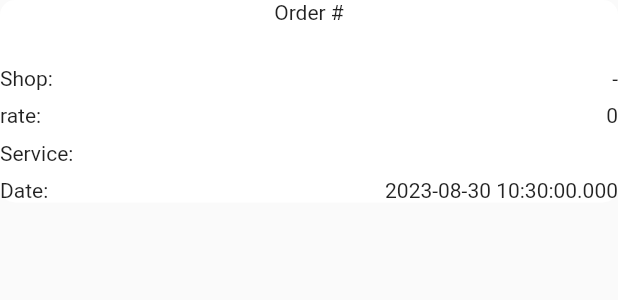
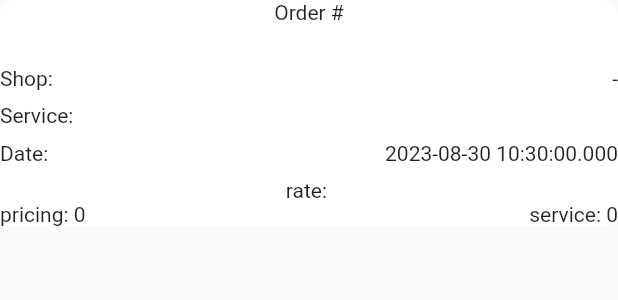
Before and after one commit to yamaad/MBS-mobile-app, a Flutter app: the ShowOrderState widget shown alone on an empty page, opened directly with empty values, on a phone screen of 412 x 824 dp. Shown: the top 300 px of the screen. Run offline on Flutter 3.47's test engine with Material 2 defaults, Android fonts, the light colour scheme and no system bars; our stand-ins replace cloud_firestore, firebase_auth, firebase_core, flutter_dotenv, flutter_rating_bar, flutter_spinkit and 4 more; missing offline and left inert: flutter_stripe, google_maps_webservice; accounts and stored records are empty.

Commit message:
rate order

```diff
--- a/lib/models/orderInfo.dart
+++ b/lib/models/orderInfo.dart
@@ -14,7 +14,8 @@ class OrderInfo {
   String motorcycleType;
   String serviceRequired;
   LatLng location;
-  num? rating;
+  num? pricingRating;
+  num? serviceRating;
   DateTime creationTime;
 
   OrderInfo({
@@ -30,7 +31,8 @@ class OrderInfo {
     required this.motorcycleType,
     required this.serviceRequired,
     required this.location,
-    this.rating,
+    this.pricingRating,
+    this.serviceRating,
     required this.creationTime,
   });
 
@@ -52,7 +54,12 @@ class OrderInfo {
       motorcycleType: map['motorcycleType'],
       serviceRequired: map['serviceRequired'],
       location: LatLng(latitude, longitude),
-      rating: map.containsKey('rating') ? map['rating'] as num? : null,
+      pricingRating: map.containsKey('pricingRating')
+          ? map['pricingRating'] as num?
+          : null,
+      serviceRating: map.containsKey('serviceRating')
+          ? map['serviceRating'] as num?
+          : null,
       creationTime: timestamp.toDate(),
     );
   }
--- a/lib/screens/customer/showOrderState.dart
+++ b/lib/screens/customer/showOrderState.dart
@@ -1,4 +1,5 @@
 import 'package:flutter/material.dart';
+import 'package:flutter_rating_bar/flutter_rating_bar.dart';
 import 'package:google_maps_flutter/google_maps_flutter.dart';
 import 'package:mbs_fyp/components/reportDialog.dart';
 import 'package:mbs_fyp/models/orderInfo.dart';
@@ -22,6 +23,9 @@ class _ShowOrderStateState extends State<ShowOrderState> {
   final auth = AuthSevrices();
   String shopName = '-';
   LatLng shopLocation = LatLng(0, 0);
+  num pricingRate = 0;
+  num serviceRate = 0;
+
 
   void initState() {
     super.initState();
@@ -152,16 +156,7 @@ class _ShowOrderStateState extends State<ShowOrderState> {
                     Text(shopName),
                   ],
                 ),
-                SizedBox(height: 9.0),
-                Row(
-                  children: [
-                    Text("rate: "),
-                    Spacer(),
-                    Text(widget.order.rating == null
-                        ? "-"
-                        : widget.order.rating.toString()),
-                  ],
-                ),
+
                 SizedBox(height: 9.0),
                 Row(
                   children: [
@@ -176,6 +171,23 @@ class _ShowOrderStateState extends State<ShowOrderState> {
                     Text("Date: "),
                     Spacer(),
                     Text(widget.order.creationTime.toString()),
+                  ],
+                ),
+                SizedBox(height: 9.0),
+                Column(
+                  children: [
+                    Text("rate: "),
+                    Row(
+                      children: [
+                        if (widget.order.pricingRating != null)
+                          Text("pricing: " +
+                              widget.order.pricingRating.toString()),
+                        Spacer(),
+                        if (widget.order.serviceRating != null)
+                          Text("service: " +
+                              widget.order.serviceRating.toString()),
+                      ],
+                    ),
                   ],
                 ),
                 if (widget.order.status == "pending")
@@ -201,6 +213,77 @@ class _ShowOrderStateState extends State<ShowOrderState> {
                         ),
                       ),
                     ],
+                  ),
+                if (widget.order.status == "completed" &&
+                    widget.order.pricingRating == null)
+                  Column(
+                    children: [
+                      SizedBox(height: 10),
+                      Text("Rate the pricing:"),
+                      RatingBar.builder(
+                        initialRating: 0,
+                        minRating: 1,
+                        direction: Axis.horizontal,
+                        allowHalfRating: true,
+                        itemCount: 5,
+                        itemPadding: EdgeInsets.symmetric(horizontal: 4.0),
+                        itemBuilder: (context, _) => Icon(
+                          Icons.star,
+                          color: Colors.amber,
+                        ),
+                        onRatingUpdate: (rating) {
+                          if (mounted) {
+                            setState(() {
+                              pricingRate = rating;
+                            });
+                          }
+                        },
+                      ),
+                      SizedBox(height: 10),
+                      Text("Rate the the service provided:"),
+                      SizedBox(width: 10),
+                      RatingBar.builder(
+                        initialRating: 0,
+                        minRating: 1,
+                        direction: Axis.horizontal,
+                        allowHalfRating: true,
+                        itemCount: 5,
+                        itemPadding: EdgeInsets.symmetric(horizontal: 4.0),
+                        itemBuilder: (context, _) => Icon(
+                          Icons.star,
+                          color: Colors.amber,
+                        ),
+                        onRatingUpdate: (rating) {
+                          if (mounted) {
+                            setState(() {
+                              serviceRate = rating;
+                            });
+                          }
+                        },
+                      ),
+                      SizedBox(height: 10),
+                      ElevatedButton(
+                          style: ElevatedButton.styleFrom(
+                            // Customize the button's appearance when disabled
+                            backgroundColor: (serviceRate == 0 ||
+                                    pricingRate == 0)
+                                ? Colors.grey
+                                : Colors
+                                    .green, // You can change the color to visually indicate it's disabled
+                          ),
+                          onPressed: (serviceRate == 0 || pricingRate == 0)
+                              ? null
+                              : () async {
+                                  await orderServices.rateOrder(
+                                      widget.order.uid,
+                                      pricingRate,
+                                      serviceRate);
+                                  Navigator.pop(context);
+                                  Navigator.pop(context);
+                                },
+                          child: Text("submit rating")),
+
+                    ],
                   )
               ],
             ),
--- a/lib/services/orderServcies.dart
+++ b/lib/services/orderServcies.dart
@@ -71,6 +71,12 @@ class OrderServices {
       'shopPhone': shopPhone != null ? shopPhone : 0,
     });
   }
+  Future<void> rateOrder(
+      String orderUid, num pricingRating, num serviceRating) async {
+    await ordersCollection.doc(orderUid).update(
+        {"pricingRating": pricingRating, "serviceRating": serviceRating});
+    // Todo update ratings on shop's data
+  }
 
   // Return the latest 5 Orders in the history
   Future<List<OrderInfo>> getOrdersHistory(String currentUserUid) async {
--- a/pubspec.yaml
+++ b/pubspec.yaml
@@ -49,6 +49,7 @@ dependencies:
   flutter_dotenv: ^5.1.0
   location: ^5.0.3
   http: ^0.13.6
+  flutter_rating_bar: ^4.0.1
 
 
 dev_dependencies:
```
Also changed, not shown: pubspec.lock.
